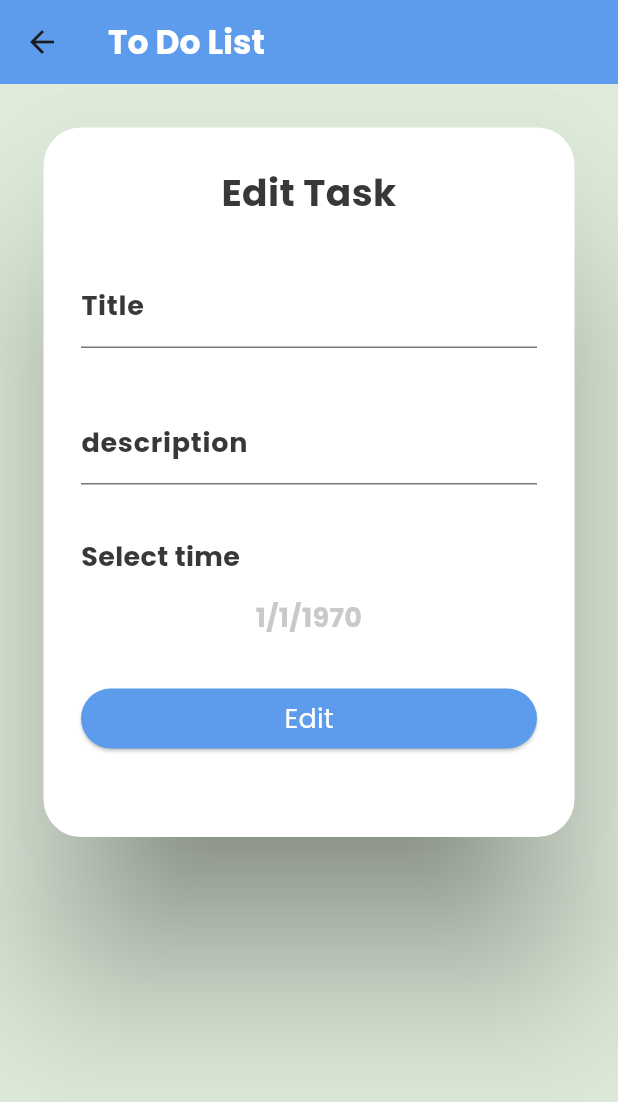
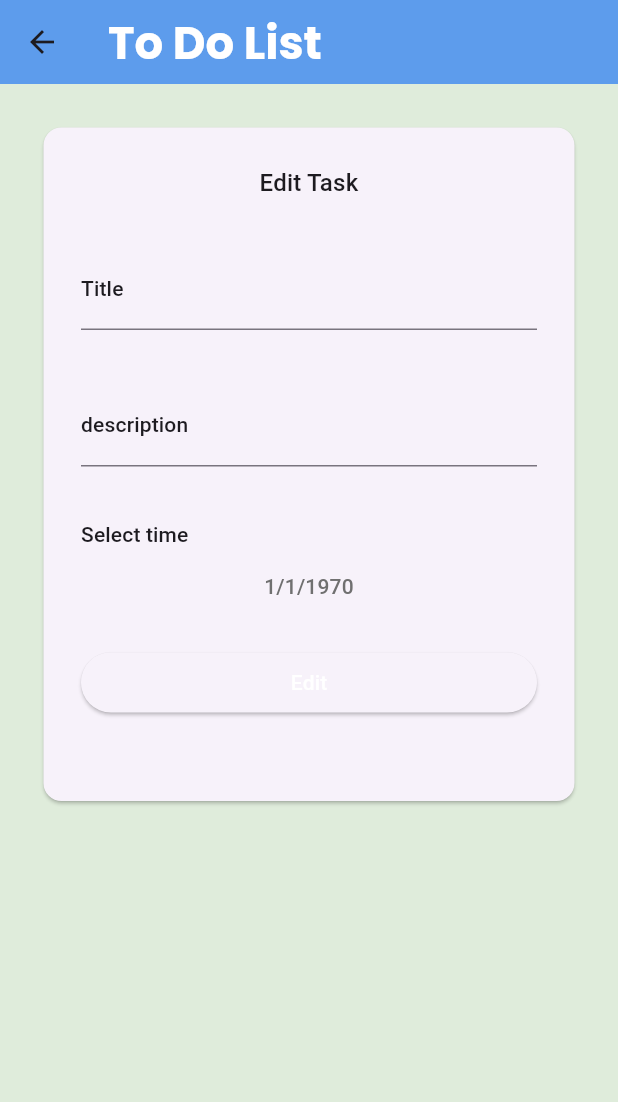
Before and after one commit to RanaGebril/todo_list22, a Flutter app: the EditTask screen opened directly with empty values, on a phone screen of 412 x 824 dp. Shown: the top 1102 px of the screen. Run offline on Flutter 3.47's test engine with Material 3 defaults, Android fonts, the phone set to English and light mode, and no system bars; our stand-ins replace calendar_timeline, cloud_firestore, firebase_core, flutter_slidable, google_fonts; accounts and stored records are empty.

Commit message:
theming updates

```diff
--- a/lib/Taps/Tasks/edit_task.dart
+++ b/lib/Taps/Tasks/edit_task.dart
@@ -2,6 +2,7 @@ import 'package:flutter/material.dart';
 import 'package:google_fonts/google_fonts.dart';
 import 'package:intl/intl.dart';
 import 'package:todo_list22/app_colors.dart';
+import 'package:todo_list22/app_theme_data.dart';
 import 'package:todo_list22/firebaseFunctions.dart';
 import 'package:todo_list22/models/task_models.dart';
 
@@ -20,26 +21,16 @@ class _EditTaskState extends State<EditTask> {
     var model=ModalRoute.of(context)?.settings.arguments as TaskModel;
 
     return Scaffold(
-       backgroundColor: AppColors.primary_light,
+
       appBar: AppBar(
         title: Text("To Do List",
-          style: GoogleFonts.poppins(
-              color: AppColors.white_color,
-              fontSize: 22,
-              fontWeight: FontWeight.w700
-          ),
+          style: TextTheme.of(context).titleLarge
         ),
-        backgroundColor: AppColors.blue_color,
+
       ),
       body: Padding(
         padding: const EdgeInsets.all(25.0),
         child: Card(
-          color: AppColors.white_color,
-          shape: RoundedRectangleBorder(
-            borderRadius: BorderRadius.circular(25)
-          ),
-          elevation: 50,
-          shadowColor: AppColors.gray_color1,
           child: Padding(
             padding: const EdgeInsets.all(25),
             child: Column(
@@ -49,11 +40,7 @@ class _EditTaskState extends State<EditTask> {
 
               children: [
                 Text("Edit Task",
-                  style: GoogleFonts.poppins(
-                    fontSize: 25,
-                    fontWeight: FontWeight.w700,
-                    color: AppColors.gray_color1,
-                  ),
+                  style: TextTheme.of(context).titleMedium,
                   textAlign: TextAlign.center,),
 
                 SizedBox(
@@ -68,14 +55,8 @@ class _EditTaskState extends State<EditTask> {
                   },
                   decoration: InputDecoration(
                       label:   Text("Title",
-                        style: GoogleFonts.poppins(
-                          fontSize: 18,
-                          fontWeight: FontWeight.w700,
-                          color: AppColors.gray_color1,
-                        ),),
-
+                        style: TextTheme.of(context).titleSmall),
                   ),
-
                 ),
 
                 SizedBox(
@@ -89,11 +70,7 @@ class _EditTaskState extends State<EditTask> {
                   },
                   decoration: InputDecoration(
                     label:   Text("description",
-                      style: GoogleFonts.poppins(
-                        fontSize: 18,
-                        fontWeight: FontWeight.w700,
-                        color: AppColors.gray_color1,
-                      ),),
+                      style: TextTheme.of(context).titleSmall),
 
                   ),
 
@@ -104,11 +81,7 @@ class _EditTaskState extends State<EditTask> {
                 ),
 
                 Text("Select time",
-                  style: GoogleFonts.poppins(
-                    fontSize: 18,
-                    fontWeight: FontWeight.w700,
-                    color: AppColors.gray_color1,
-                  ),),
+                  style: TextTheme.of(context).titleSmall),
 
                 SizedBox(
                   height: 15,
@@ -126,11 +99,11 @@ class _EditTaskState extends State<EditTask> {
                   },
                   child: Text(DateFormat.yMd().format(DateTime.fromMillisecondsSinceEpoch(model.date)),
                     textAlign:TextAlign.center,
-                    style: GoogleFonts.poppins(
-                      fontSize: 18,
-                      fontWeight: FontWeight.w700,
-                      color: AppColors.gray_color4,
-                    ),),
+                      style: TextTheme.of(context).titleSmall?.copyWith(
+                        color: AppColors.gray_color3
+
+                      ),
+                    ),
                 ),
 
                 SizedBox(
@@ -144,20 +117,11 @@ class _EditTaskState extends State<EditTask> {
 
                     },
                     child: Text("Edit",
-                      style: GoogleFonts.poppins(
-                        fontSize: 18,
-                        fontWeight: FontWeight.w400,
-                        color: AppColors.white_color,
+                      style: TextTheme.of(context).titleSmall?.copyWith(
+                          color: AppColors.white_color
                       ),
                     ),
-                  style: ElevatedButton.styleFrom(
-                    backgroundColor: AppColors.blue_color,
-                    shape: RoundedRectangleBorder(
-                      borderRadius: BorderRadius.circular(25),
-                    ),
-                    disabledBackgroundColor: AppColors.blue_color
-
-                  ),
+                  //
 
                 ),
 
--- a/lib/Taps/settings/settings_tab.dart
+++ b/lib/Taps/settings/settings_tab.dart
@@ -1,10 +1,32 @@
 import 'package:flutter/material.dart';
+import 'package:provider/provider.dart';
+import 'package:todo_list22/Taps/settings/theme_dropdown.dart';
+import 'package:todo_list22/app_colors.dart';
+import 'package:todo_list22/providers/app_provider.dart';
 
 class SettingsTab extends StatelessWidget {
   const SettingsTab({super.key});
 
   @override
   Widget build(BuildContext context) {
-    return const Placeholder();
+    var provider_object=Provider.of<AppProvider>(context);
+    return Padding(
+      padding: const EdgeInsets.all(15),
+      child: Column(
+        crossAxisAlignment: CrossAxisAlignment.stretch,
+        children: [
+          SizedBox(height: 30),
+
+          Text("Mode",
+            style: TextTheme.of(context).titleMedium,
+          ),
+          ThemeDropdown(),
+
+
+
+
+        ],
+      ),
+    );
   }
 }
```
